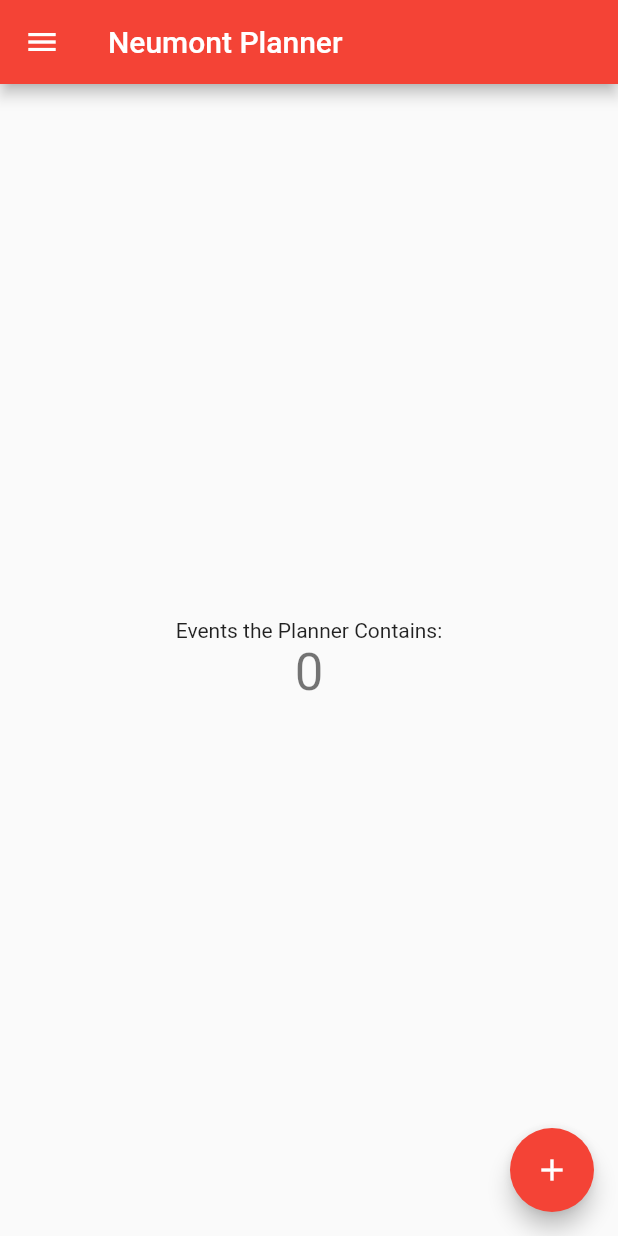
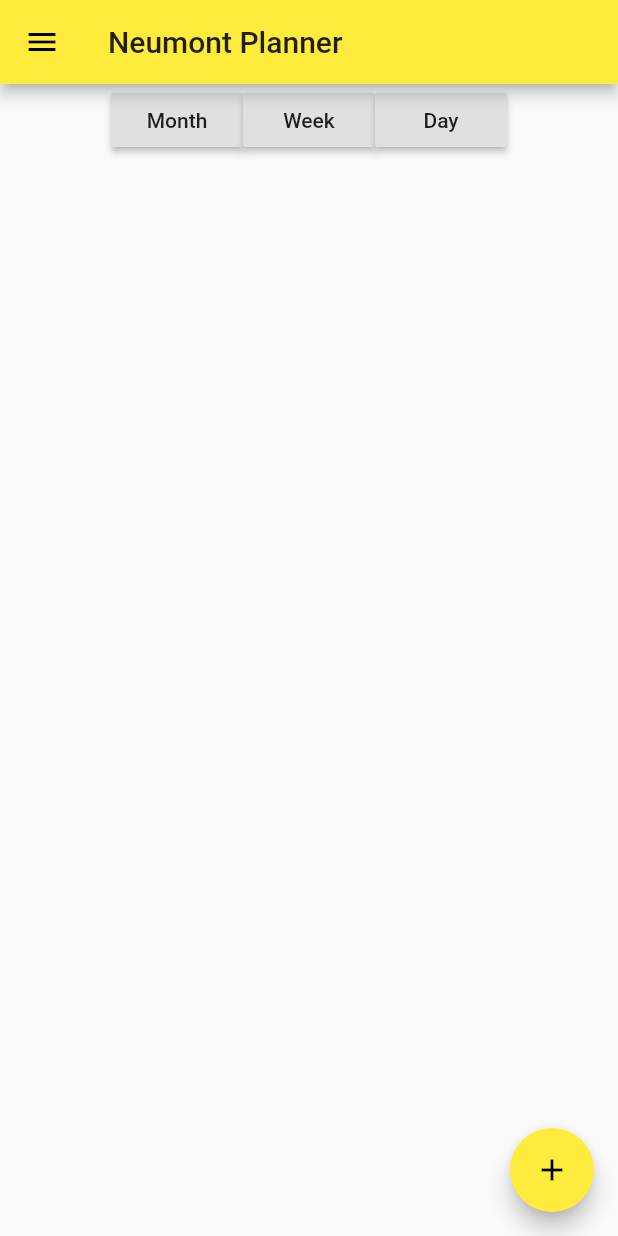
Before and after one commit to Furman950/neumont-planner, a Flutter app: the screen it shows after launch, on a phone screen of 412 x 824 dp. Run offline on Flutter 3.47's test engine with Material 2 defaults, Android fonts, the phone set to English and light mode, and no system bars.

Commit message:
Added: ViewManager. Deleted: Main Garbage

```diff
--- a/lib/main.dart
+++ b/lib/main.dart
@@ -3,6 +3,14 @@ import 'package:flutter/material.dart';
 //Pages
 import 'package:neumont_planner/login.dart';
 import 'package:neumont_planner/settings.dart';
+import 'package:neumont_planner/view_manager.dart';
+
+enum View{
+  MONTH,
+  WEEK,
+  DAY,
+  HOUR
+}
 
 void main() => runApp(MyApp());
 
@@ -12,7 +20,7 @@ class MyApp extends StatelessWidget {
     return MaterialApp(
       title: 'Neumont Planner',
       theme: ThemeData(
-        primarySwatch: Colors.red,
+        primarySwatch: Colors.yellow,
       ),
       home: MyHomePage(title: 'Neumont Planner'),
     );
@@ -28,13 +36,7 @@ class MyHomePage extends StatefulWidget {
 }
 
 class _MyHomePageState extends State<MyHomePage> {
-  int _counter = 0;
-
-  void _incrementCounter() {
-    setState(() {
-      _counter++;
-    });
-  }
+  View _currentView = View.MONTH;
 
   @override
   Widget build(BuildContext context) {
@@ -56,39 +58,25 @@ class _MyHomePageState extends State<MyHomePage> {
             new ListTile(
                 title: new Text('Settings'),
                 onTap: () {
-                  Navigator.push(
-                      context,
-                      new MaterialPageRoute(
-                          builder: (BuildContext context) =>
-                              new SettingsPage()));
+                  Navigator.push(context, new MaterialPageRoute(builder: (BuildContext context) =>new SettingsPage()));
                 }),
             new ListTile(
                 title: new Text('Login'),
                 onTap: () {
-                  Navigator.push(
-                      context,
-                      new MaterialPageRoute(
-                          builder: (BuildContext context) => new LoginPage()));
+                  Navigator.push(context, new MaterialPageRoute(builder: (BuildContext context) => new LoginPage()));
                 }),
           ],
         ),
       ),
       body: Center(
         child: Column(
-          mainAxisAlignment: MainAxisAlignment.center,
           children: <Widget>[
-            Text(
-              'Events the Planner Contains:',
-            ),
-            Text(
-              '$_counter',
-              style: Theme.of(context).textTheme.display1,
-            ),
+                  ViewManager()
           ],
         ),
       ),
       floatingActionButton: FloatingActionButton(
-        onPressed: _incrementCounter,
+        onPressed: null,
         tooltip: 'Add Event',
         child: Icon(Icons.add),
       ),
--- /dev/null
+++ b/lib/view_manager.dart
@@ -0,0 +1,29 @@
+import 'package:flutter/material.dart';
+import 'package:neumont_planner/main.dart';
+
+class ViewManager extends StatefulWidget {
+  @override
+  State<StatefulWidget> createState() {
+    return _ViewManagerState();
+  }
+}
+
+class _ViewManagerState extends State<ViewManager>{
+
+  View _currentView = View.MONTH;
+
+  Widget build(BuildContext context) {
+    return Row(
+      mainAxisAlignment: MainAxisAlignment.center,
+      children: <Widget>[
+        new RaisedButton(child: new Text('Month'), onPressed: () {changeView (View.MONTH);}),
+        new RaisedButton(child: new Text('Week'), onPressed: () {changeView( View.WEEK);}),
+        new RaisedButton(child: new Text('Day'), onPressed: () { changeView(View.DAY);})
+    ],);
+  }
+
+  void changeView(View newView){
+    _currentView = newView;
+    print(_currentView);
+      }
+}
```
Also changed, not shown: pubspec.yaml (+0 -58 lines).
